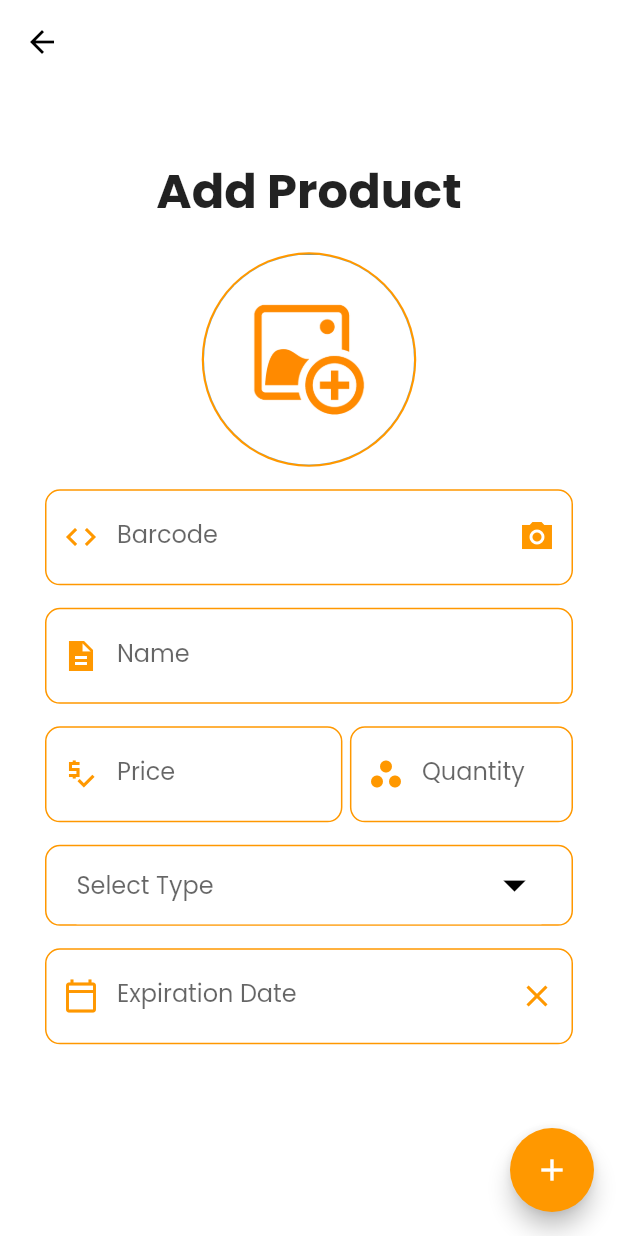
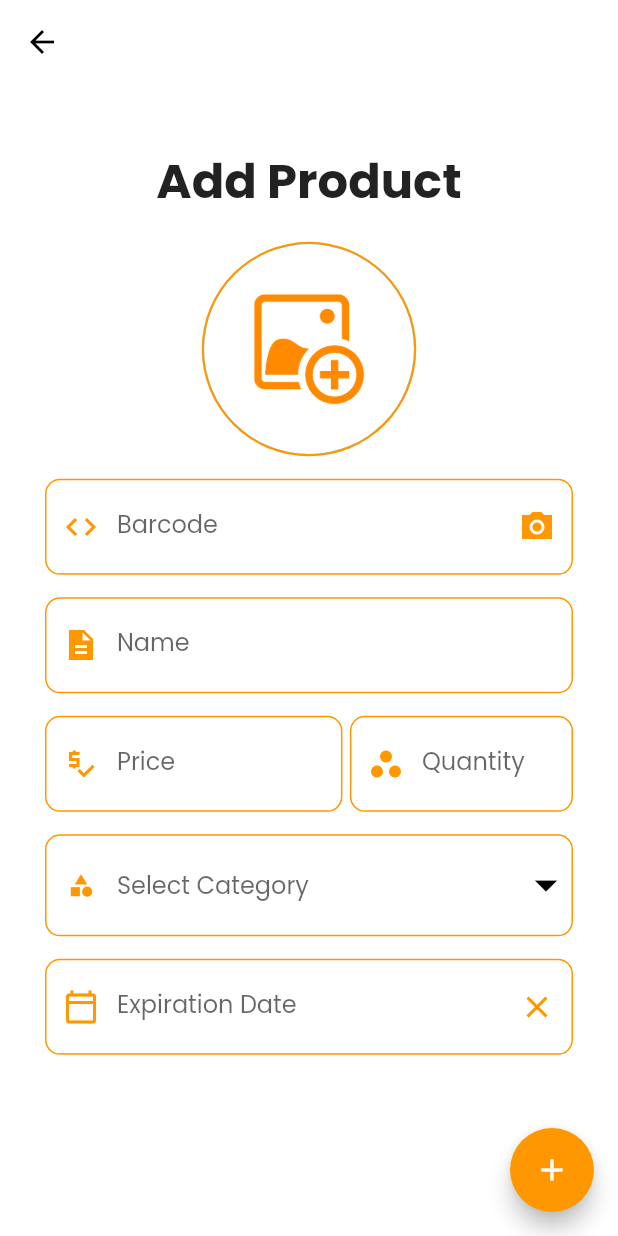
Before and after one commit to winyann21/easi_app, a Flutter app: the ProductAdd screen opened directly, on a phone screen of 412 x 824 dp. Run offline on Flutter 3.47's test engine with Material 2 defaults, Android fonts, the phone set to English and light mode, and no system bars; our stand-ins replace animated_bottom_navigation_bar, cloud_firestore, connectivity, firebase_auth, firebase_core, firebase_messaging and 11 more; missing offline and left inert: email_auth, flutter_barcode_scanner; accounts and stored records are empty.

```diff
--- a/lib/api/pdf_invoice_api.dart
+++ b/lib/api/pdf_invoice_api.dart
@@ -51,7 +51,7 @@ class PdfInvoiceApi {
       //ito yung title sa list boi, edit mo nalang mga names
       'Name',
       'Barcode',
-      'Type',
+      'Category',
       'Date Created',
       'Expiration Date',
       'Quantity',
@@ -67,14 +67,14 @@ class PdfInvoiceApi {
       String prodExpiryDate;
       Timestamp prodDateCreated;
       double prodPrice;
-      String prodType;
+      String prodCategory;
       int prodNumOfItemSold;
       int prodQuantity;
       double totalPrice;
 
       prodName = item.get('name');
       prodBarcode = item.get('barcode');
-      prodType = item.get('type');
+      prodCategory = item.get('category');
       prodDateCreated = item.get('dateAdded');
       DateTime date = DateTime.fromMicrosecondsSinceEpoch(
           prodDateCreated.microsecondsSinceEpoch);
@@ -89,7 +89,7 @@ class PdfInvoiceApi {
         // ito para madisplay yung mga product data (name, quantity, etc.....)
         prodName,
         prodBarcode,
-        prodType,
+        prodCategory,
         prodDateAdded,
         prodExpiryDate,
         prodQuantity,
--- a/lib/screens/notifications/notifications.dart
+++ b/lib/screens/notifications/notifications.dart
@@ -87,7 +87,7 @@ class _NotificationsState extends State<Notifications> {
                           } else {
                             final String name = snapshot.data!['name'];
                             final String barcode = snapshot.data!['barcode'];
-                            final String type = snapshot.data!['type'];
+                            final String category = snapshot.data!['category'];
                             final String expiryDate =
                                 snapshot.data!['expiryDate'];
                             final String photoUrl = snapshot.data!['photoURL'];
@@ -95,11 +95,12 @@ class _NotificationsState extends State<Notifications> {
                             final int quantity = snapshot.data!['quantity'];
 
                             return Padding(
-                              padding: const EdgeInsets.all(4.0),
+                              padding: const EdgeInsets.all(8.0),
                               child: Card(
+                                elevation: 4,
                                 margin: EdgeInsets.fromLTRB(4, 2, 4, 2),
                                 child: Padding(
-                                  padding: const EdgeInsets.all(8.0),
+                                  padding: const EdgeInsets.all(14.0),
                                   child: ListTile(
                                     onTap: () {
                                       Get.to(
@@ -108,7 +109,7 @@ class _NotificationsState extends State<Notifications> {
                                           barcode: barcode,
                                           photoUrl: photoUrl,
                                           name: name,
-                                          type: type,
+                                          category: category,
                                           price: price,
                                           quantity: quantity,
                                           expiryDate: expiryDate,
@@ -120,12 +121,12 @@ class _NotificationsState extends State<Notifications> {
                                       child: photoUrl == ""
                                           ? Image.network(
                                               "https://i.ibb.co/r7pkB30/default-thumbnail-icon.png",
-                                              width: 70,
+                                              width: 50,
                                               fit: BoxFit.cover,
                                             )
                                           : Image.network(
                                               photoUrl,
-                                              width: 70,
+                                              width: 50,
                                               fit: BoxFit.cover,
                                             ),
                                     ),
--- a/lib/screens/products/functions/product_add.dart
+++ b/lib/screens/products/functions/product_add.dart
@@ -1,6 +1,5 @@
 // ignore_for_file: prefer_const_constructors, prefer_const_literals_to_create_immutables, unnecessary_new, unused_catch_clause
 import 'dart:io';
-import 'dart:math';
 import 'package:easi/controllers/auth_controller.dart';
 import 'package:easi/services/product_database.dart';
 import 'package:easi/services/sales_database.dart';
@@ -48,7 +47,7 @@ class _ProductAddState extends State<ProductAdd> {
   String photoUrl = '';
   String dateMonth = DateFormat('MMMM').format(DateTime.now()); //*GET MONTH
 
-  final List<String> productTypes = [
+  final List<String> productCategories = [
     'Appliances',
     'Clothing',
     'Drinks',
@@ -65,6 +64,8 @@ class _ProductAddState extends State<ProductAdd> {
   @override
   void initState() {
     _barcodeController.text = widget.getBarcode!;
+
+    //!! TRY
     if (_barcodeController.text != "") {
       _quantityController.text = '1';
     }
@@ -139,7 +140,7 @@ class _ProductAddState extends State<ProductAdd> {
                       ),
                       SizedBox(height: 15.0),
                       //*CATEGORY
-                      productType(),
+                      productCategory(),
                       SizedBox(height: 15.0),
 
                       //*EXPIRY DATE
@@ -331,42 +332,42 @@ class _ProductAddState extends State<ProductAdd> {
     );
   }
 
-  //*TYPE
-  Widget productType() {
-    return Container(
-      padding: EdgeInsets.symmetric(horizontal: 20.0),
-      decoration: BoxDecoration(
+  //*CATEGORY
+  Widget productCategory() {
+    return DropdownButtonFormField<String>(
+      hint: Text('Select Category'),
+      decoration: InputDecoration(
+        prefixIcon: Icon(
+          Icons.category_sharp,
+          color: Colors.orange,
+        ),
+        enabledBorder: OutlineInputBorder(
+          borderSide: BorderSide(color: Colors.orange),
           borderRadius: BorderRadius.circular(10.0),
-        border: Border.all(
-          color: Colors.orange,
-          style: BorderStyle.solid,
-          width: 1,
         ),
+        focusedBorder: OutlineInputBorder(
+          borderSide: BorderSide(color: Colors.orange),
+          borderRadius: BorderRadius.circular(10.0),
         ),
-      child: DropdownButtonFormField<String>(
-        hint: Text('Select Type'),
-        decoration: InputDecoration(
-          enabledBorder: UnderlineInputBorder(
-            borderSide: BorderSide(color: Colors.white),
+        errorBorder: OutlineInputBorder(
+          borderSide: BorderSide(color: Colors.orange),
+          borderRadius: BorderRadius.circular(10.0),
         ),
-          focusedBorder: UnderlineInputBorder(
-            borderSide: BorderSide(color: Colors.white),
+        focusedErrorBorder: OutlineInputBorder(
+          borderSide: BorderSide(color: Colors.orange),
+          borderRadius: BorderRadius.circular(10.0),
         ),
-          errorBorder: UnderlineInputBorder(
-            borderSide: BorderSide(color: Colors.white),
-          ),
-          focusedErrorBorder: UnderlineInputBorder(
-            borderSide: BorderSide(color: Colors.white),
-          ),
+
         isDense: true,
       ),
+
       isExpanded: true,
       iconSize: 36,
       icon: Icon(
         Icons.arrow_drop_down,
         color: Colors.black,
       ),
-        items: productTypes.map(buildMenuItem).toList(),
+      items: productCategories.map(buildMenuItem).toList(),
       value: value,
       onChanged: (value) {
         setState(() {
@@ -379,7 +380,6 @@ class _ProductAddState extends State<ProductAdd> {
         }
         return null;
       },
-      ),
     );
   }
 
@@ -440,7 +440,7 @@ class _ProductAddState extends State<ProductAdd> {
             int quantity = int.parse(_quantityController.text);
             double price = double.parse(_priceController.text);
             String expiryDate = _expiryDateController.text;
-            String type = value!;
+            String category = value!;
 
             if (_pickedImage == null) {
               photoUrl = "";
@@ -462,7 +462,7 @@ class _ProductAddState extends State<ProductAdd> {
               photoURL: photoUrl,
               barcode: barcode,
               name: name,
-              type: type,
+              category: category,
               quantity: quantity,
               numOfItemSold: 0,
               price: price,
--- a/lib/services/product_database.dart
+++ b/lib/services/product_database.dart
@@ -19,7 +19,7 @@ class ProductDB {
     required int uniqueID,
     required String barcode,
     required String name,
-    required String type,
+    required String category,
     required int quantity,
     required double price,
     required String expiryDate,
@@ -32,7 +32,7 @@ class ProductDB {
         'photoURL': photoURL,
         'barcode': barcode,
         'name': name,
-        'type': type,
+        'category': category,
         'quantity': quantity,
         'price': price,
         'numOfItemSold': numOfItemSold,
@@ -50,7 +50,7 @@ class ProductDB {
     required String id,
     required String barcode,
     required String name,
-    required String type,
+    required String category,
     required int quantity,
     required double price,
     required String expiryDate,
@@ -61,7 +61,7 @@ class ProductDB {
         'photoURL': photoURL,
         'barcode': barcode,
         'name': name,
-        'type': type,
+        'category': category,
         'quantity': quantity,
         'price': price,
         'expiryDate': expiryDate,
```
Also changed, not shown: lib/screens/products/functions/product_edit.dart (+33 -27 lines), lib/screens/products/functions/product_search.dart (+28 -6 lines), lib/screens/products/products.dart (+57 -54 lines), lib/screens/profile_drawer/drawer_screen.dart (+13 -2 lines), lib/screens/purchase/purchase.dart (+13 -2 lines), lib/screens/purchase/purchase_search.dart (+32 -33 lines). Lines whose indentation alone changed are shown as unchanged.
